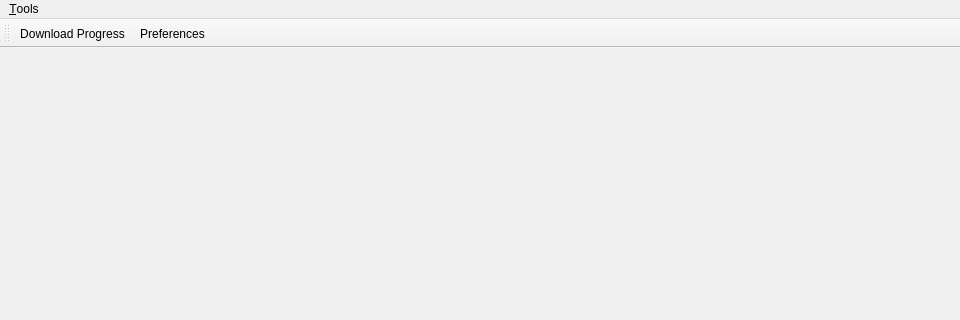
This is Kaminec/UI/kamineclauncher.ui in kaniol-lck/Kaminec as Qt 5 draws it before an edit; both pictures show x 0 to 960 and y 0 to 320 of the 960 by 540 pixel window. The edited form follows.
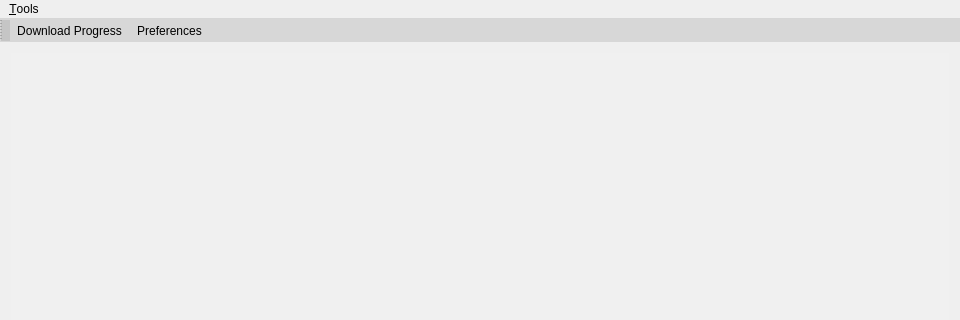
This is the edited form.

Diff of the .ui file:
```diff
--- a/Kaminec/UI/kamineclauncher.ui
+++ b/Kaminec/UI/kamineclauncher.ui
@@ -31,17 +31,42 @@
      <widget class="QTabWidget" name="moduleSwitch">
       <property name="font">
        <font>
-        <pointsize>15</pointsize>
+        <pointsize>12</pointsize>
        </font>
       </property>
       <property name="autoFillBackground">
        <bool>false</bool>
       </property>
       <property name="styleSheet">
-       <string notr="true">QTabWidget::pane {border-top:0px solid #e8f3f9;background:  transparent; }
-QTabBar::tab {min-width:100px;color: white;border: 0px solid;border-top-left-radius: 0px;border-top-right-radius: 0px;padding:3px;}
-QTabBar::tab:!selected {color: gray; margin-top: 5px; background-color: rgb(255,255,255,200)}
-QTabBar::tab:selected {color: black; border: 1px solid; background-color: rgb(255,255,255,255)}</string>
+       <string notr="true">QTabWidget::pane {
+	border: 1px black;
+	background: rgba(255, 255, 255, 15); 
+}
+
+QTabBar::tab {
+	min-height:100px;
+	border: 0px solid;
+	padding:3px;
+}
+
+QTabBar::tab:!selected {
+	color: white; 
+	margin-left: 5px;
+	margin-bottom: 5px;
+	background-color: rgb(255,255,255,15);
+}
+
+QTabBar::tab:selected {
+	color: white; 
+	margin-bottom: 5px;
+	background-color: rgb(255,255,255,63);
+}</string>
+      </property>
+      <property name="tabPosition">
+       <enum>QTabWidget::West</enum>
+      </property>
+      <property name="tabShape">
+       <enum>QTabWidget::Rounded</enum>
       </property>
       <property name="currentIndex">
        <number>-1</number>
@@ -71,6 +96,25 @@
    <addaction name="menu_Tools"/>
   </widget>
   <widget class="QToolBar" name="mainToolBar">
+   <property name="styleSheet">
+    <string notr="true">QToolBar {
+    background-color: rgba(191, 191, 191, 127);
+    border: none;
+    padding: 1px;
+}
+
+QToolBar:handle {
+    background: rgba(191, 191, 191, 191);
+    border-left: 1px dotted grey;
+    color: rgba(191, 191, 191, 127);
+}
+
+QToolBar::separator {
+    width: 6px;
+    background-color: #222222;
+}
+</string>
+   </property>
    <attribute name="toolBarArea">
     <enum>TopToolBarArea</enum>
    </attribute>
```
Left out of the diff: 20 changed lines with no effect on the pictures.
